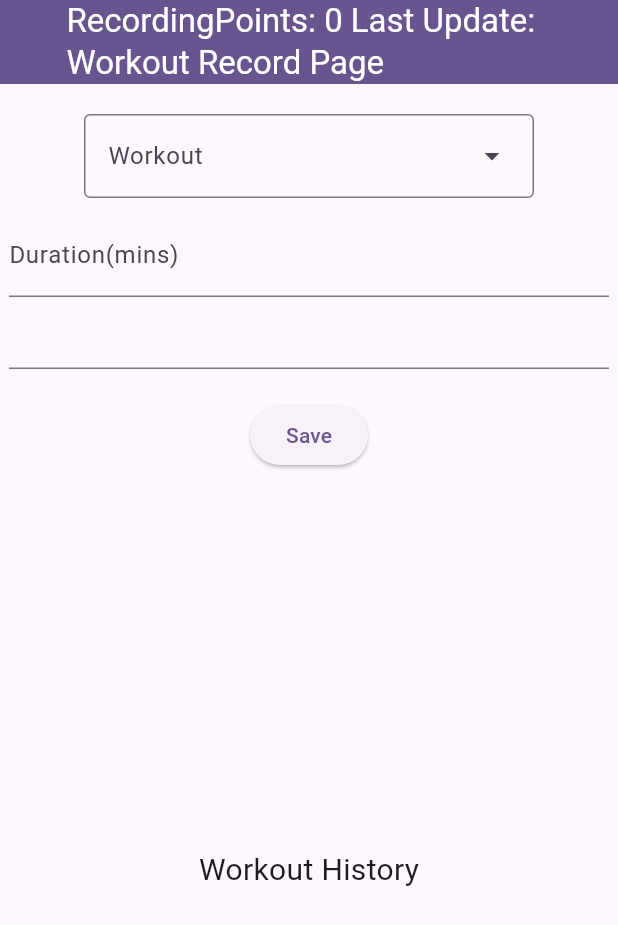
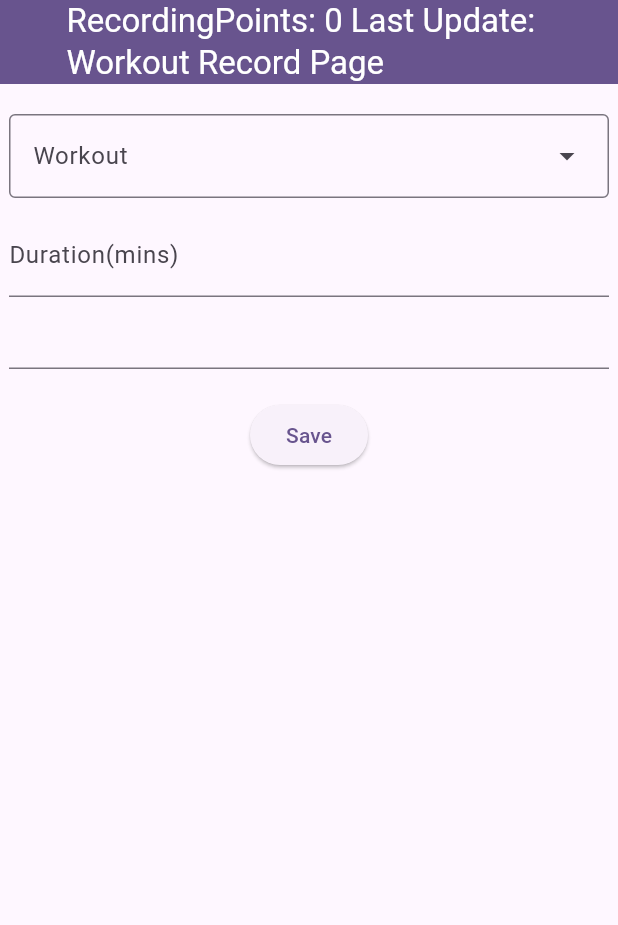
Before and after one commit to YuJieWu5/DailyRecordApp, a Flutter app: the screen it shows after launch, swiped to page 3, on a phone screen of 412 x 824 dp. Shown: the top 925 px of the screen. Run offline on Flutter 3.47's test engine with Material 3 defaults, Android fonts, the phone set to English and light mode, and no system bars; drawn by our look-alikes of date_field.

Commit message:
Update emotion form and workout form ui

```diff
--- a/lib/emotion_record_form.dart
+++ b/lib/emotion_record_form.dart
@@ -87,7 +87,7 @@ class _EmotionRecordState extends State<EmotionRecordForm>{
                     padding: const EdgeInsets.only(top: 20.0, bottom: 10.0),
                     child: Center(
                       child: DropdownMenu<EmotionMenu>(
-                        width: 300.0,
+                        width: 400.0,
                         requestFocusOnTap: false,
                         errorText: _dropdownError,
                         label: const Text('Emotion'),
--- a/lib/workout_record_form.dart
+++ b/lib/workout_record_form.dart
@@ -60,7 +60,7 @@ class _WorkoutRecordForm extends State<WorkoutRecordForm>{
                 padding: const EdgeInsets.only(top: 20.0, bottom: 10.0),
                 child: Center(
                     child: DropdownMenu<String>(
-                      width: 300.0,
+                      width: 400.0,
                       requestFocusOnTap: false,
                       controller: _workoutController,
                       errorText: _dropdownError,
--- a/lib/workout_record_page.dart
+++ b/lib/workout_record_page.dart
@@ -37,7 +37,6 @@ class _WorkoutRecordPageState extends State<WorkoutRecordPage> {
       body: ListView(
         children: [
           SizedBox(height: 500, child: WorkoutRecordForm(_addWorkoutRecord)),
-          SizedBox(height: 48, child: Center(child: const Text('Workout History', style: TextStyle(fontSize: 20)))),
           SizedBox(height: 1200, child: WorkoutHistory(_workoutRecords))
         ],
       )
```
